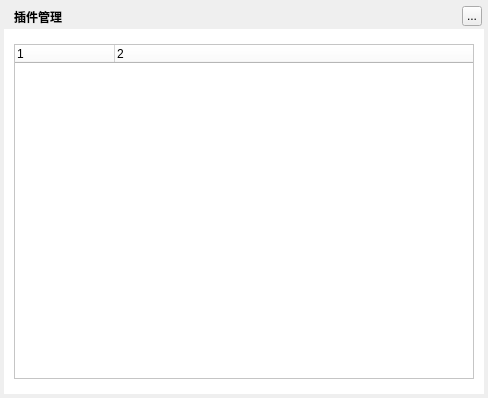
Greedysky/TTKMusicPlayer, file TTKModule/TTKWidget/musicUiKits/musicWidgetKits/musicpluginwidget.ui: the form before one commit.
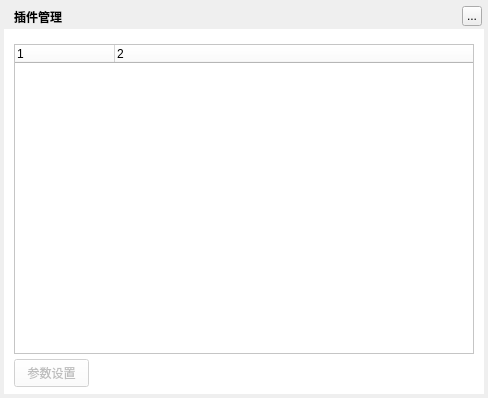
The form after the commit.

Commit message: feat: Add input setting widget[456821]

What changed in the file:
```diff
--- a/TTKModule/TTKWidget/musicUiKits/musicWidgetKits/musicpluginwidget.ui
+++ b/TTKModule/TTKWidget/musicUiKits/musicWidgetKits/musicpluginwidget.ui
@@ -76,7 +76,7 @@
       <x>10</x>
       <y>15</y>
       <width>460</width>
-      <height>335</height>
+      <height>310</height>
      </rect>
     </property>
     <property name="alternatingRowColors">
@@ -99,6 +99,22 @@
      </property>
     </column>
    </widget>
+   <widget class="QPushButton" name="settingButton">
+    <property name="enabled">
+     <bool>false</bool>
+    </property>
+    <property name="geometry">
+     <rect>
+      <x>10</x>
+      <y>330</y>
+      <width>75</width>
+      <height>28</height>
+     </rect>
+    </property>
+    <property name="text">
+     <string>参数设置</string>
+    </property>
+   </widget>
   </widget>
   <zorder>background</zorder>
   <zorder>backgroundMask</zorder>
```
The commit also changes 5 other files.
